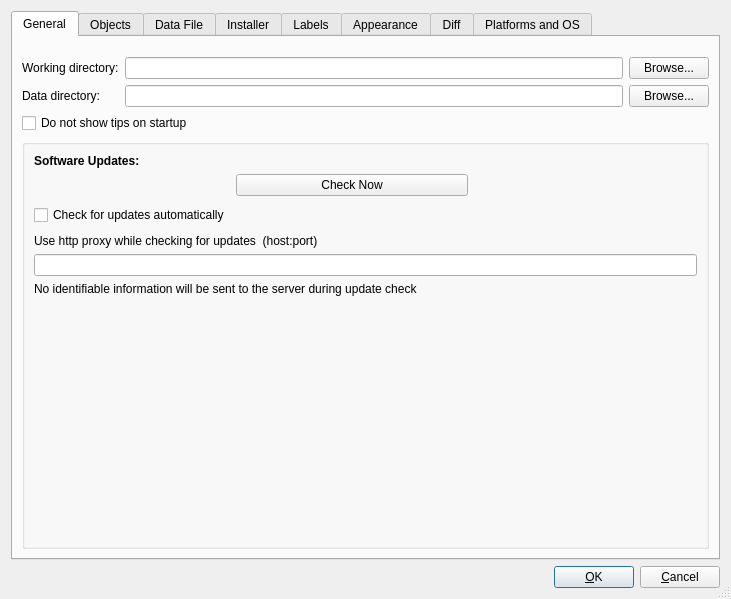
Above: src/firewallfabrik/gui/ui/prefsdialog_q.ui from Linuxfabrik/firewallfabrik before the change. Below: the same form after it.
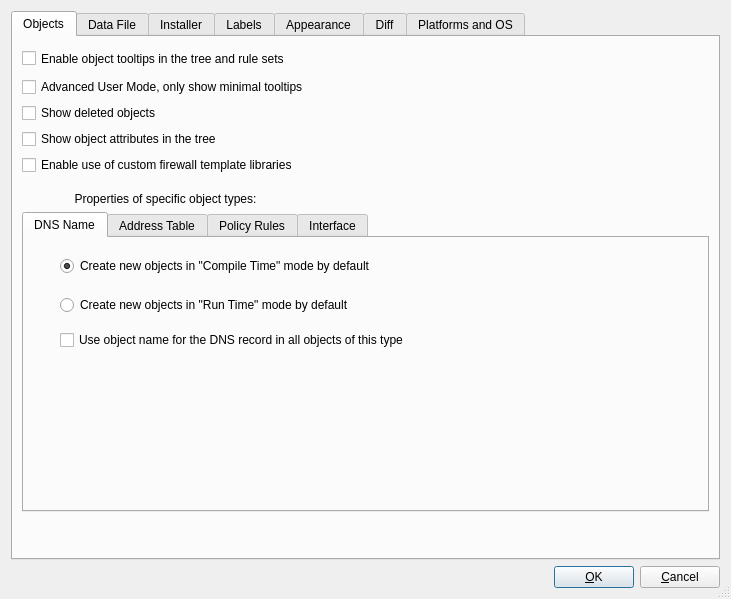
That is the form after the change. Icons and pictures are not drawn.

Commit message: feat(gui): add Edit > Preferences

Diff of the .ui file:
```diff
--- a/src/firewallfabrik/gui/ui/prefsdialog_q.ui
+++ b/src/firewallfabrik/gui/ui/prefsdialog_q.ui
@@ -74,208 +74,6 @@
      <property name="currentIndex">
       <number>0</number>
      </property>
-     <widget class="QWidget" name="tabGeneral">
-      <attribute name="title">
-       <string>General</string>
-      </attribute>
-      <layout class="QGridLayout" name="prefs_gridLayout_4">
-       <property name="topMargin">
-        <number>20</number>
-       </property>
-       <item row="0" column="0">
-        <layout class="QGridLayout" name="prefs_gridLayout_1">
-         <item row="0" column="0">
-          <widget class="QLabel" name="textLabel1">
-           <property name="sizePolicy">
-            <sizepolicy hsizetype="Minimum" vsizetype="Preferred">
-             <horstretch>0</horstretch>
-             <verstretch>0</verstretch>
-            </sizepolicy>
-           </property>
-           <property name="text">
-            <string>Working directory:</string>
-           </property>
-           <property name="wordWrap">
-            <bool>false</bool>
-           </property>
-          </widget>
-         </item>
-         <item row="0" column="1">
-          <widget class="QLineEdit" name="wDir">
-           <property name="sizePolicy">
-            <sizepolicy hsizetype="Expanding" vsizetype="Fixed">
-             <horstretch>0</horstretch>
-             <verstretch>0</verstretch>
-            </sizepolicy>
-           </property>
-          </widget>
-         </item>
-         <item row="0" column="2">
-          <widget class="QPushButton" name="browseWDir">
-           <property name="sizePolicy">
-            <sizepolicy hsizetype="Preferred" vsizetype="Fixed">
-             <horstretch>0</horstretch>
-             <verstretch>0</verstretch>
-            </sizepolicy>
-           </property>
-           <property name="maximumSize">
-            <size>
-             <width>200</width>
-             <height>16777215</height>
-            </size>
-           </property>
-           <property name="text">
-            <string>Browse...</string>
-           </property>
-          </widget>
-         </item>
-         <item row="1" column="0">
-          <widget class="QLabel" name="textLabel2">
-           <property name="sizePolicy">
-            <sizepolicy hsizetype="Minimum" vsizetype="Preferred">
-             <horstretch>0</horstretch>
-             <verstretch>0</verstretch>
-            </sizepolicy>
-           </property>
-           <property name="text">
-            <string>Data directory:</string>
-           </property>
-           <property name="wordWrap">
-            <bool>false</bool>
-           </property>
-          </widget>
-         </item>
-         <item row="1" column="1">
-          <widget class="QLineEdit" name="dataDir">
-           <property name="sizePolicy">
-            <sizepolicy hsizetype="Expanding" vsizetype="Fixed">
-             <horstretch>0</horstretch>
-             <verstretch>0</verstretch>
-            </sizepolicy>
-           </property>
-          </widget>
-         </item>
-         <item row="1" column="2">
-          <widget class="QPushButton" name="browseDataDir">
-           <property name="sizePolicy">
-            <sizepolicy hsizetype="Preferred" vsizetype="Fixed">
-             <horstretch>0</horstretch>
-             <verstretch>0</verstretch>
-            </sizepolicy>
-           </property>
-           <property name="maximumSize">
-            <size>
-             <width>200</width>
-             <height>16777215</height>
-            </size>
-           </property>
-           <property name="text">
-            <string>Browse...</string>
-           </property>
-          </widget>
-         </item>
-        </layout>
-       </item>
-       <item row="2" column="0">
-        <widget class="QGroupBox" name="groupBox_2">
-         <property name="title">
-          <string/>
-         </property>
-         <layout class="QGridLayout" name="prefs_gridLayout_3">
-          <item row="0" column="0" colspan="4">
-           <widget class="QLabel" name="label">
-            <property name="font">
-             <font>
-              <bold>true</bold>
-             </font>
-            </property>
-            <property name="text">
-             <string>Software Updates:</string>
-            </property>
-           </widget>
-          </item>
-          <item row="1" column="1" colspan="2">
-           <widget class="QPushButton" name="checkUpdatesNow">
-            <property name="text">
-             <string>Check Now</string>
-            </property>
-           </widget>
-          </item>
-          <item row="2" column="0" rowspan="2">
-           <widget class="QCheckBox" name="checkUpdates">
-            <property name="text">
-             <string>Check for updates automatically</string>
-            </property>
-           </widget>
-          </item>
-          <item row="2" column="1">
-           <spacer name="horizontalSpacer_2">
-            <property name="orientation">
-             <enum>Qt::Orientation::Horizontal</enum>
-            </property>
-            <property name="sizeHint" stdset="0">
-             <size>
-              <width>15</width>
-              <height>20</height>
-             </size>
-            </property>
-           </spacer>
-          </item>
-          <item row="2" column="3">
-           <spacer name="spacer_3">
-            <property name="orientation">
-             <enum>Qt::Orientation::Horizontal</enum>
-            </property>
-            <property name="sizeHint" stdset="0">
-             <size>
-              <width>223</width>
-              <height>20</height>
-             </size>
-            </property>
-           </spacer>
-          </item>
-          <item row="4" column="0" colspan="4">
-           <widget class="QLabel" name="label_2">
-            <property name="text">
-             <string>Use http proxy while checking for updates  (host:port)</string>
-            </property>
-           </widget>
-          </item>
-          <item row="5" column="0" colspan="4">
-           <widget class="QLineEdit" name="checkUpdatesProxy"/>
-          </item>
-          <item row="6" column="0" colspan="4">
-           <widget class="QLabel" name="label_3">
-            <property name="text">
-             <string>No identifiable information will be sent to the server during update check</string>
-            </property>
-           </widget>
-          </item>
-          <item row="8" column="2">
-           <spacer name="verticalSpacer_9">
-            <property name="orientation">
-             <enum>Qt::Orientation::Vertical</enum>
-            </property>
-            <property name="sizeHint" stdset="0">
-             <size>
-              <width>20</width>
-              <height>7</height>
-             </size>
-            </property>
-           </spacer>
-          </item>
-         </layout>
-        </widget>
-       </item>
-       <item row="1" column="0">
-        <widget class="QCheckBox" name="showTips">
-         <property name="text">
-          <string>Do not show tips on startup</string>
-         </property>
-        </widget>
-       </item>
-      </layout>
-     </widget>
      <widget class="QWidget" name="tabObjects">
       <attribute name="title">
        <string>Objects</string>
```
Left out of the diff: 52 changed lines with no effect on the pictures. The commit also changes 4 other files.
